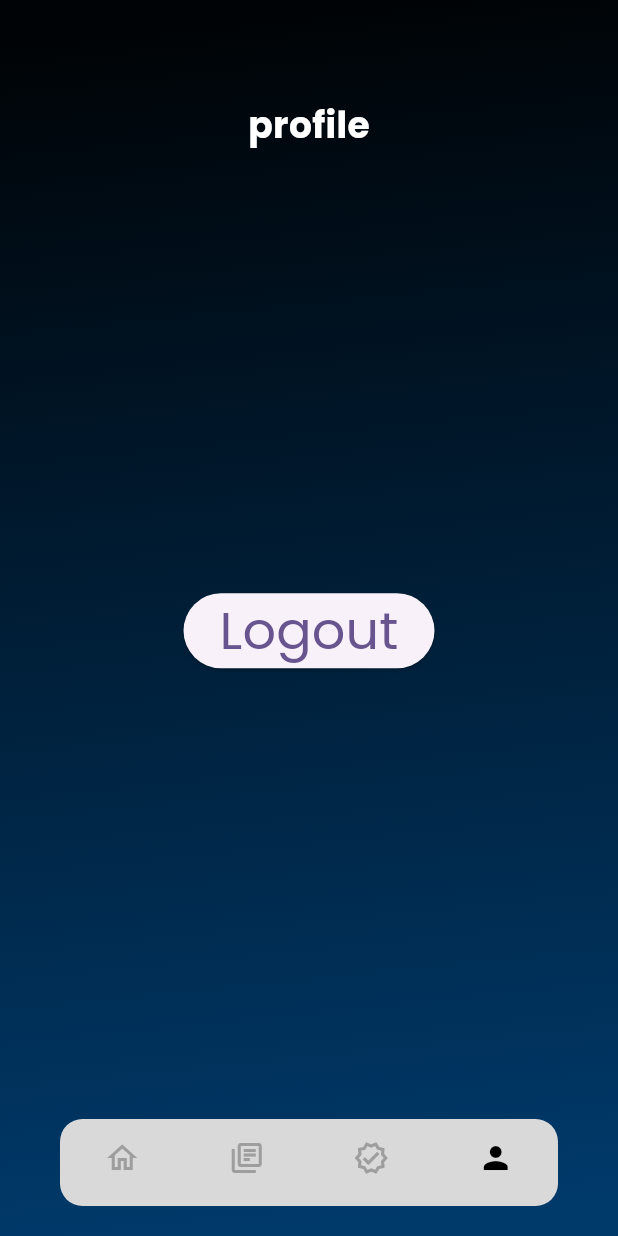
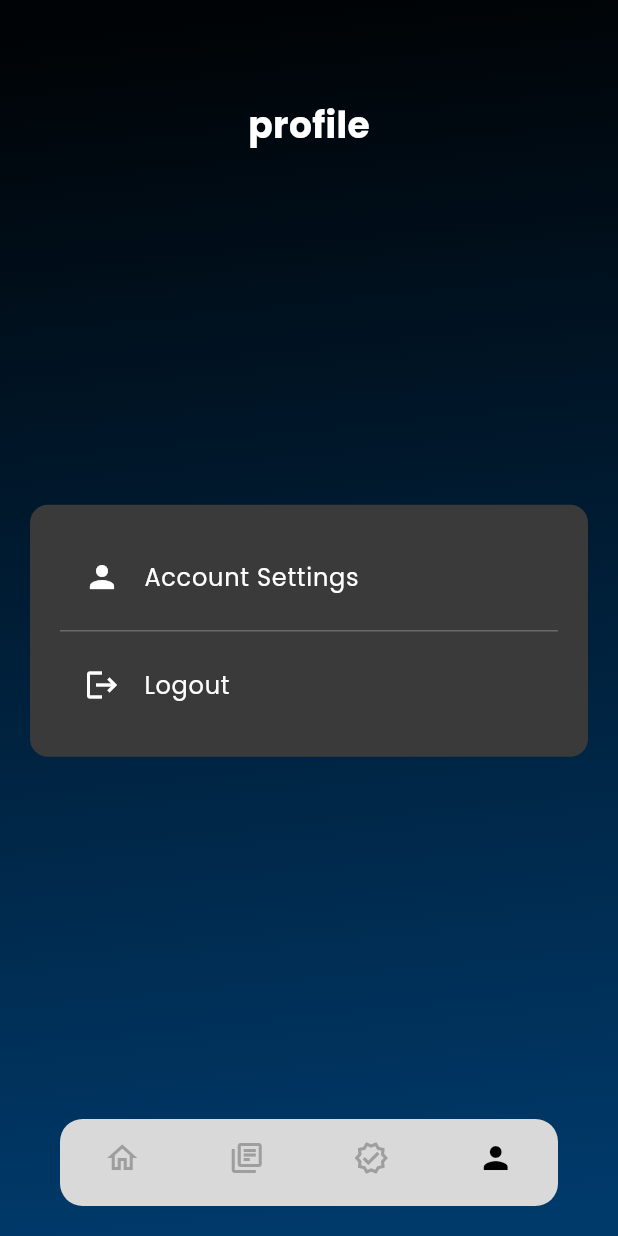
Before and after one commit to ahsankhan338/AI-Learning, a Flutter app: the ProfileScreen screen opened by its route, on a phone screen of 412 x 824 dp. Run offline on Flutter 3.47's test engine with Material 3 defaults, Android fonts, the phone set to English and light mode, and no system bars; our stand-ins replace flutter_spinkit, fluttertoast, font_awesome_flutter, go_router, shared_preferences; accounts and stored records are empty; network calls fail.

Commit message:
crashing fix

```diff
--- a/lib/api/ai_model_api.dart
+++ b/lib/api/ai_model_api.dart
@@ -9,7 +9,7 @@ class AiModelApi {
       url,
       headers: {
         'Authorization':
-            'Bearer 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',
+            'Bearer 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',
         'Content-Type': 'application/json',
       },
       body: jsonEncode({
--- a/lib/main.dart
+++ b/lib/main.dart
@@ -5,6 +5,7 @@ import 'package:provider/provider.dart';
 
 void main() async {
   WidgetsFlutterBinding.ensureInitialized();
+
 
   final authProvider = AuthProvider();
   final appRouter = AppRouter(authProvider);
--- a/lib/screens/profile/profile_screen.dart
+++ b/lib/screens/profile/profile_screen.dart
@@ -2,28 +2,82 @@ import 'package:aieducator/provider/auth_provider.dart';
 import 'package:flutter/material.dart';
 import 'package:provider/provider.dart';
 
-class ProfileScreen extends StatelessWidget {
+class ProfileScreen extends StatefulWidget {
   const ProfileScreen({super.key});
 
   @override
+  State<ProfileScreen> createState() => _ProfileScreenState();
+}
+
+class _ProfileScreenState extends State<ProfileScreen> {
+  @override
   Widget build(BuildContext context) {
-    return SizedBox(
-      width: double.infinity,
-      child: Column(
-        mainAxisAlignment: MainAxisAlignment.center,
-        crossAxisAlignment: CrossAxisAlignment.center,
-        children: [
-          ElevatedButton(
-            onPressed: () {
-              Provider.of<AuthProvider>(listen: false, context).logout();
-            },
-            child: const Text(
-              "Logout",
-              style: TextStyle(fontSize: 35),
+    return Center(
+      child: Container(
+        margin: const EdgeInsets.all(20),
+        padding: const EdgeInsets.all(20),
+        decoration: BoxDecoration(
+          color: const Color(0xFF3A3A3A),
+          borderRadius: BorderRadius.circular(12),
+        ),
+        child: Column(
+          mainAxisSize: MainAxisSize.min,
+          children: [
+            ListTile(
+              leading: const Icon(Icons.person, color: Colors.white),
+              title: const Text(
+                "Account Settings",
+                style: TextStyle(color: Colors.white),
+              ),
+              onTap: () {
+                // Navigate to Account Settings
+                print("Go to Account Settings");
+              },
             ),
-          )
-        ],
+            const Divider(color: Colors.white24),
+            ListTile(
+              leading: const Icon(Icons.logout, color: Colors.white),
+              title: const Text(
+                "Logout",
+                style: TextStyle(color: Colors.white),
+              ),
+              onTap: () {
+                Provider.of<AuthProvider>(listen: false, context).logout();
+              },
+            ),
+          ],
+        ),
       ),
     );
   }
 }
+
+// import 'package:aieducator/provider/auth_provider.dart';
+// import 'package:flutter/material.dart';
+// import 'package:provider/provider.dart';
+
+// class ProfileScreen extends StatelessWidget {
+//   const ProfileScreen({super.key});
+
+//   @override
+//   Widget build(BuildContext context) {
+//     return SizedBox(
+//       width: double.infinity,
+//       child: Column(
+//         mainAxisAlignment: MainAxisAlignment.center,
+//         crossAxisAlignment: CrossAxisAlignment.center,
+//         children: [
+//           ElevatedButton(
+//             onPressed: () {
+//               Provider.of<AuthProvider>(listen: false, context).logout();
+//             },
+//             child: const Text(
+//               "Logout",
+//               style: TextStyle(fontSize: 35),
+//             ),
+//           )
+//         ],
+//       ),
+//     );
+//   }
+// }
```
Also changed, not shown: lib/screens/home/courseName/mcq_screen.dart (+15 -4 lines), 4 other files.
